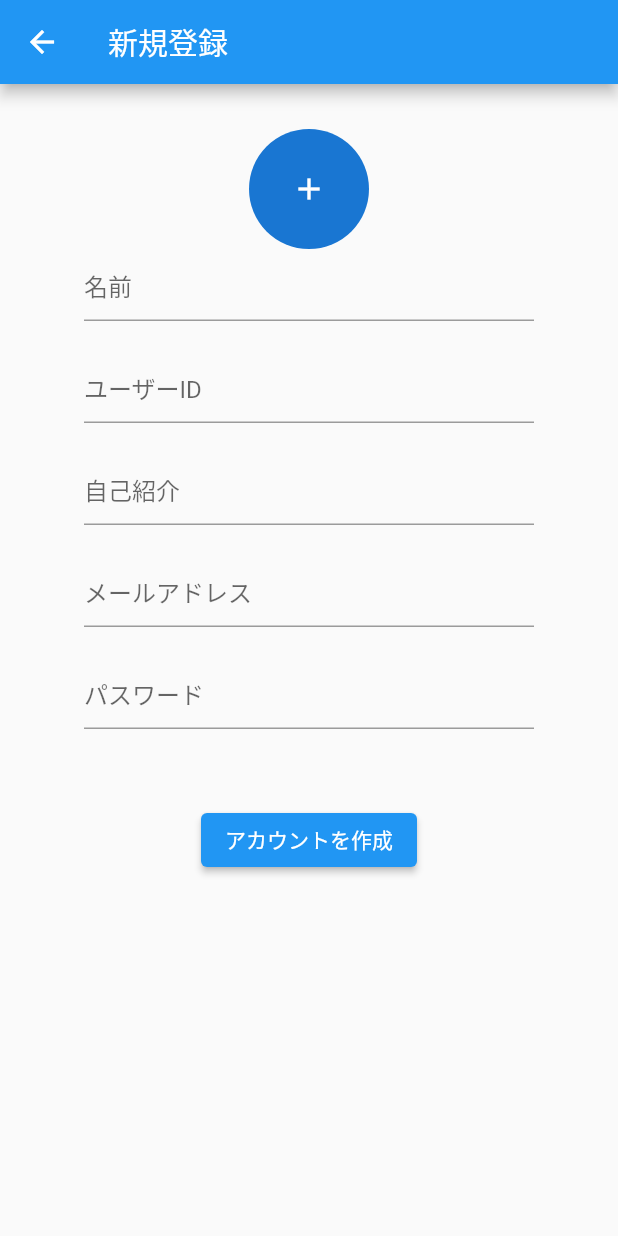
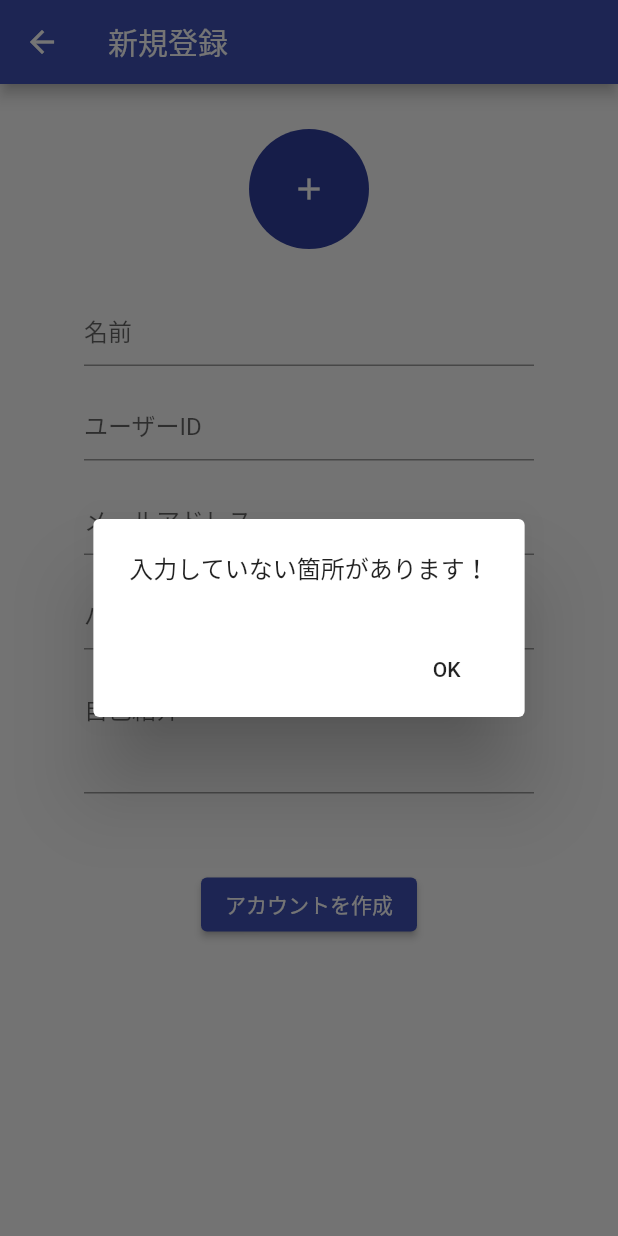
Before and after one commit to koshkamq/flutter_originalproduct, a Flutter app: the CreateAccountPage screen opened directly, after a tap on "アカウントを作成", on a phone screen of 412 x 824 dp. Run offline on Flutter 3.47's test engine with Material 2 defaults, Android fonts, the phone set to English and light mode, and no system bars; our stand-ins replace cloud_firestore, firebase_auth, firebase_core, firebase_storage, image_picker; accounts and stored records are empty.

Commit message:
ログイン画面とアカウント作成画面の調整 バリデーションの追加

```diff
--- a/lib/main.dart
+++ b/lib/main.dart
@@ -20,7 +20,7 @@ class MyApp extends StatelessWidget {
       title: 'Flutter Demo',
       theme: ThemeData(
 
-        primarySwatch: Colors.blue,
+        primarySwatch: Colors.indigo,
       ),
       home: LoginPage(),
     );
--- a/lib/view/start_up/create_account_page.dart
+++ b/lib/view/start_up/create_account_page.dart
@@ -52,6 +52,7 @@ class _CreateAccountPageState extends State<CreateAccountPage> {
                   child: Icon(Icons.add),
                 ),
               ),
+              SizedBox(height: 30),
               Container(
                 width: 300,
                 child: TextField(
@@ -62,11 +63,12 @@ class _CreateAccountPageState extends State<CreateAccountPage> {
                 ),
               ),
               Padding(
-                padding: const EdgeInsets.symmetric(vertical: 20.0),
+                padding: const EdgeInsets.symmetric(vertical: 15.0),
                 child: Container(
                   width: 300,
                   child: TextField(
                     controller: userIdController,
+                    keyboardType: TextInputType.visiblePassword,
                     decoration: InputDecoration(
                       hintText: 'ユーザーID',
                     ),
@@ -75,21 +77,35 @@ class _CreateAccountPageState extends State<CreateAccountPage> {
               ),
               Container(
                 width: 300,
-                child: TextField(
-                  controller: selfIntroductionController,
+                child: TextFormField(
+                  controller: emailController,
+                  keyboardType: TextInputType.emailAddress,
+                  autovalidateMode: AutovalidateMode.onUserInteraction,
+                  validator: (value) {
+                    if(!value!.contains('@')){
+                      return 'アットマーク「＠」がありません。';
+                    }
+                  },
                   decoration: InputDecoration(
-                    hintText: '自己紹介',
+                    hintText: 'メールアドレス',
                   ),
                 ),
               ),
               Padding(
-                padding: const EdgeInsets.symmetric(vertical: 20.0),
+                padding: const EdgeInsets.symmetric(vertical: 15.0),
                 child: Container(
                   width: 300,
-                  child: TextField(
-                    controller: emailController,
+                  child: TextFormField(
+                    controller: passController,
+                    obscureText: true,
+                    autovalidateMode: AutovalidateMode.onUserInteraction,
+                    validator: (value) {
+                      if(value!.length < 6){
+                        return '6文字以上！';
+                      }
+                    },
                     decoration: InputDecoration(
-                      hintText: 'メールアドレス',
+                      hintText: 'パスワード',
                     ),
                   ),
                 ),
@@ -97,9 +113,11 @@ class _CreateAccountPageState extends State<CreateAccountPage> {
               Container(
                 width: 300,
                 child: TextField(
-                  controller: passController,
+                  controller: selfIntroductionController,
+                  maxLines: null,
+                  minLines: 3,
                   decoration: InputDecoration(
-                    hintText: 'パスワード',
+                    hintText: '自己紹介',
                   ),
                 ),
               ),
@@ -112,6 +130,9 @@ class _CreateAccountPageState extends State<CreateAccountPage> {
                         && emailController.text.isNotEmpty
                         && passController.text.isNotEmpty
                         && image != null){
+
+                      showProgressDialog(context);
+                      await Future<dynamic>.delayed(Duration(seconds: 2));
 
                       var result = await Authentication.signUp(email: emailController.text, pass: passController.text);
 
@@ -127,9 +148,29 @@ class _CreateAccountPageState extends State<CreateAccountPage> {
                         var _result = await UserFirestore.setUser(newAccount);
                         if(_result == true){
                           //元の画面に戻る
+                          Navigator.of(context, rootNavigator: true).pop();
                           Navigator.pop(context);
+                          ScaffoldMessenger.of(context).showSnackBar(SnackBar(content: Text('登録完了！ログインしてみてください！')));
                         }
+                      }else{
+                        Navigator.of(context, rootNavigator: true).pop();
+                        ScaffoldMessenger.of(context).showSnackBar(SnackBar(content: Text('アカウント作成失敗...')));
                       }
+                    }else {
+                      showDialog(
+                          context: context,
+                          builder: (_) {
+                            return AlertDialog(
+                              content: Text('入力していない箇所があります！'),
+                              actions: <Widget>[
+                                FlatButton(
+                                  child: Text("OK"),
+                                  onPressed: () => Navigator.pop(context),
+                                ),
+                              ],
+                            );
+                          }
+                      );
                     }
                   },
                   child: Text('アカウントを作成')
@@ -141,3 +182,18 @@ class _CreateAccountPageState extends State<CreateAccountPage> {
     );
   }
 }
+
+void showProgressDialog(context) {
+  showGeneralDialog(
+    context: context,
+    barrierDismissible: false,
+    transitionDuration: Duration.zero,
+    barrierColor: Colors.black.withOpacity(0.5),
+    pageBuilder: (BuildContext context, Animation animation,
+        Animation secondaryAnimation) {
+      return Center(
+        child: CircularProgressIndicator(),
+      );
+    },
+  );
+}
```
Also changed, not shown: lib/view/start_up/login_page.dart (+51 -5 lines).
